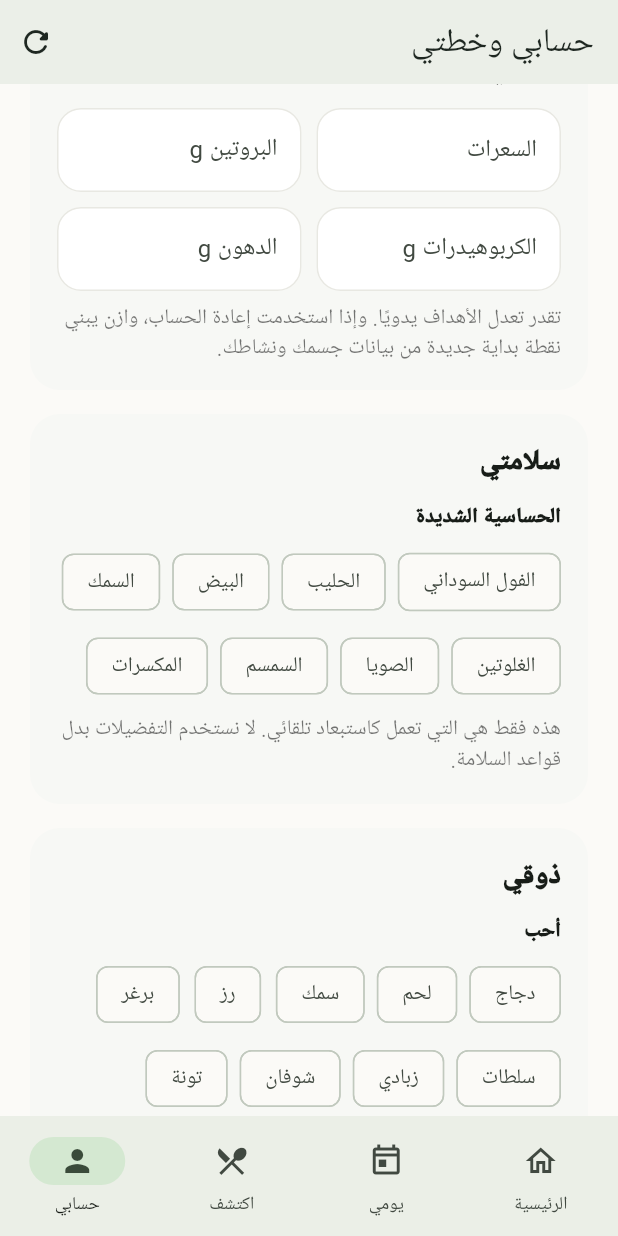
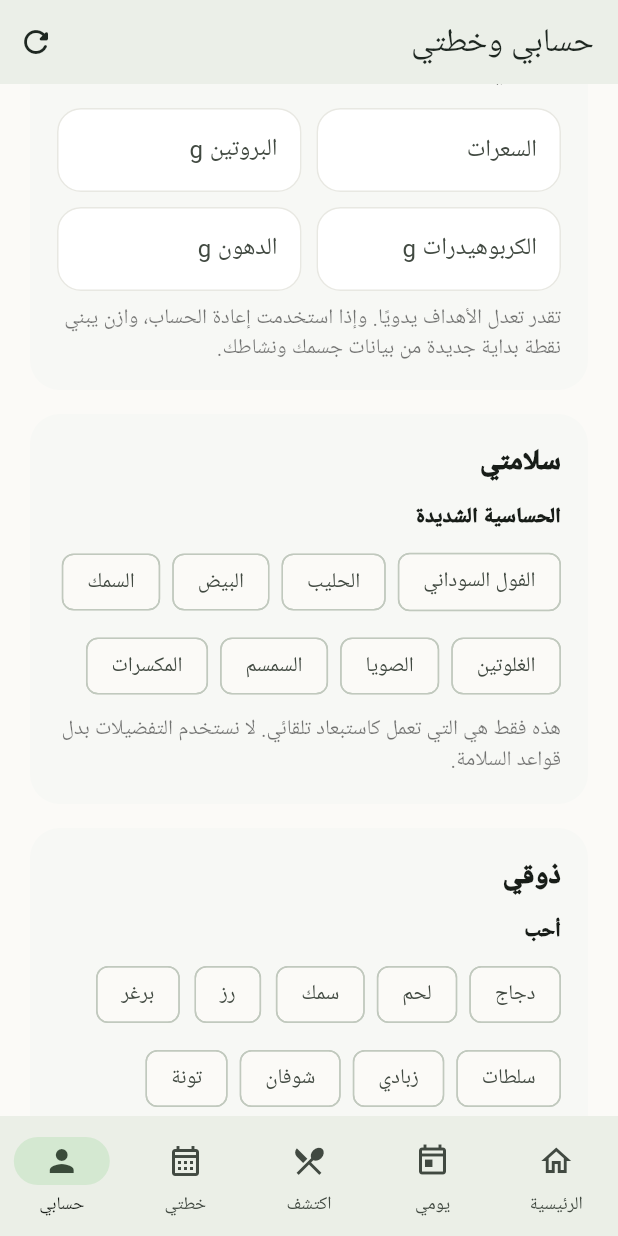
Before and after one commit to elr7aal/wazen-app, a Flutter app: the ProfileScreen screen opened directly, scrolled down 576 dp, on a phone screen of 412 x 824 dp. Run offline on Flutter 3.47's test engine with Material 3 defaults, Android fonts, the phone set to English and light mode, and no system bars; our stand-ins replace image_picker, shared_preferences, speech_to_text; missing offline and left inert: mobile_scanner; accounts and stored records are empty; network calls fail.

Commit message:
v17 add plan tab to profile navigation

```diff
--- a/mobile/lib/screens/profile_screen.dart
+++ b/mobile/lib/screens/profile_screen.dart
@@ -6,6 +6,7 @@ import 'home_screen.dart';
 import 'food_log_screen.dart';
 import 'craving_screen.dart';
 import 'auth_screen.dart';
+import 'plan_screen.dart';
 
 class ProfileScreen extends StatefulWidget{
   const ProfileScreen({super.key});
@@ -113,16 +114,18 @@ class _ProfileScreenState extends State<ProfileScreen>{
       actions:[IconButton(onPressed:load,icon:const Icon(Icons.refresh_rounded))]
     ),
     bottomNavigationBar:NavigationBar(
-      selectedIndex:3,
+      selectedIndex:4,
       onDestinationSelected:(i){
         if(i==0)Navigator.pushReplacement(context,MaterialPageRoute(builder:(_)=>const HomeScreen()));
         if(i==1)Navigator.pushReplacement(context,MaterialPageRoute(builder:(_)=>const FoodLogScreen()));
         if(i==2)Navigator.push(context,MaterialPageRoute(builder:(_)=>const CravingScreen()));
+        if(i==3)Navigator.pushReplacement(context,MaterialPageRoute(builder:(_)=>const PlanScreen()));
       },
       destinations:const[
         NavigationDestination(icon:Icon(Icons.home_outlined),label:'الرئيسية'),
         NavigationDestination(icon:Icon(Icons.today_outlined),label:'يومي'),
         NavigationDestination(icon:Icon(Icons.restaurant_menu_outlined),label:'اكتشف'),
+        NavigationDestination(icon:Icon(Icons.calendar_month_outlined),label:'خطتي'),
         NavigationDestination(icon:Icon(Icons.person_outline),selectedIcon:Icon(Icons.person),label:'حسابي'),
       ],
     ),
```
